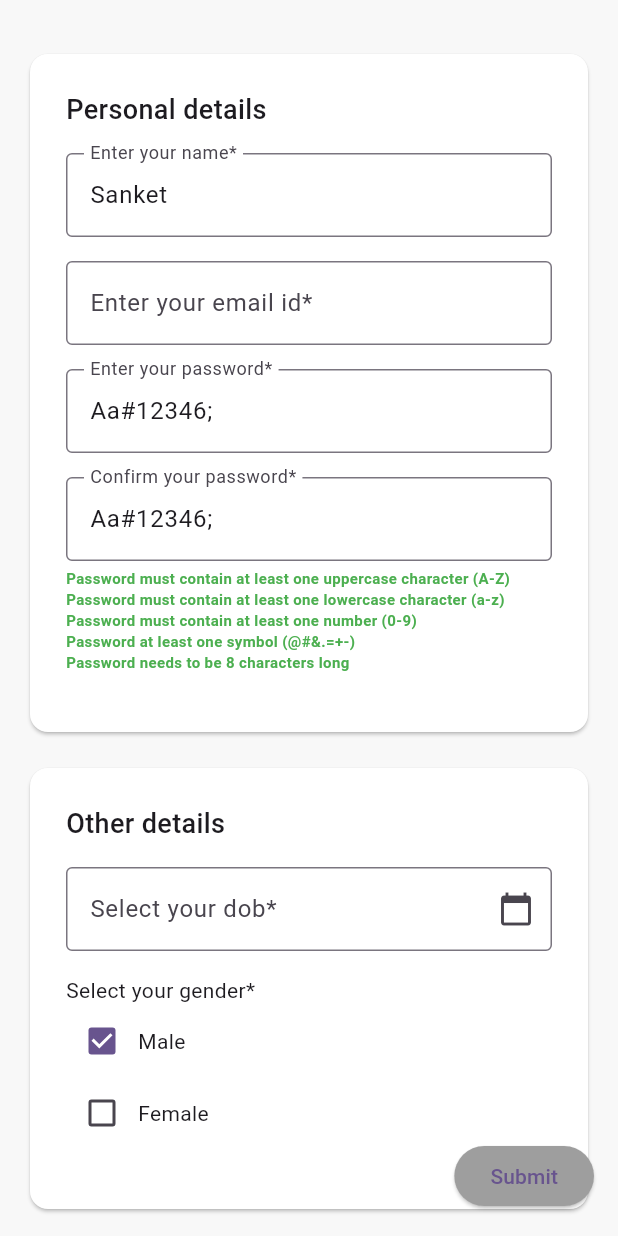
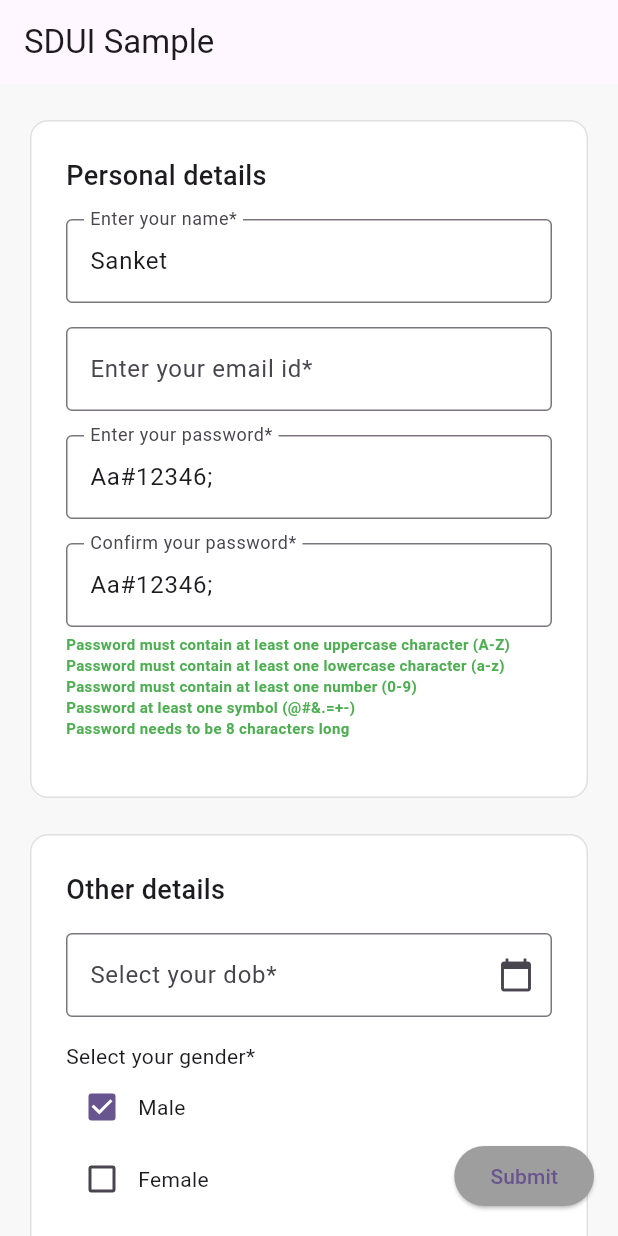
Before and after one commit to dev-naiksan/sdui-sample-flutter, a Flutter app: the screen it shows after launch, on a phone screen of 412 x 824 dp. Run offline on Flutter 3.47's test engine with Material 3 defaults, Android fonts, the phone set to English and light mode, and no system bars; our stand-ins replace another_flushbar, flutter_highlight.

Commit message:
UI changes

```diff
--- a/lib/form/form_notifier.dart
+++ b/lib/form/form_notifier.dart
@@ -57,35 +57,22 @@ class FormNotifier extends ChangeNotifier {
     if (model != null && model.error != null) {
       final error = _validateField(model, notification.value);
       model.setError(error);
-      notifyListeners();
     }
-    switch (notification) {
-      case TextFieldWidgetNotification():
-        _values[notification.key] = notification.value;
-
-      case DateFieldWidgetNotification():
-        _values[notification.key] = notification.value;
-
-      case PasswordConfirmationNotification():
-        _values[notification.key] = notification.value;
-
-      case SelectionWidgetNotification():
-        _values[notification.key] = notification.value;
-    }
+    _values[notification.key] = notification.value;
     _checkButtonState();
     notifyListeners();
     return true;
   }
 
   Map<String, String> getRequestMap() {
-    final Map<String, String> _map = {};
+    final Map<String, String> reqMap = {};
     _values.forEach((key, value) {
       final field = _modelsMap[key];
       if (field != null && !field.isDisplayField) {
-        _map[field.key] = value.raw;
+        reqMap[field.key] = value.raw;
       }
     });
-    return _map;
+    return reqMap;
   }
 
   Future<Result<Map<String, String>>> submit() async {
--- a/lib/form/form_screen.dart
+++ b/lib/form/form_screen.dart
@@ -11,6 +11,7 @@ import 'package:sdui_flutter_sample/widgets/mapper_widget.dart';
 
 import '../models/notifications.dart';
 import '../models/widget_model.dart';
+import '../widgets/app_card.dart';
 
 class FormScreen extends StatelessWidget {
   const FormScreen({super.key});
@@ -21,6 +22,9 @@ class FormScreen extends StatelessWidget {
       builder: (context, notifier, child) {
         return Scaffold(
           backgroundColor: const Color(0xFFF8F8F8),
+          appBar: AppBar(
+            title: const Text('SDUI Sample'),
+          ),
           body: Builder(
             builder: (context) {
               if (notifier.loading) {
@@ -32,12 +36,7 @@ class FormScreen extends StatelessWidget {
                 },
                 child: ListView(
                   controller: notifier.scrollController,
-                  padding: EdgeInsets.fromLTRB(
-                    16,
-                    MediaQuery.of(context).viewPadding.top + 24,
-                    16,
-                    100,
-                  ),
+                  padding: const EdgeInsets.fromLTRB(16, 12, 16, 100),
                   children: notifier.groups.map((list) {
                     return FieldGroupCard(list: list, values: notifier.values);
                   }).toList(),
@@ -123,9 +122,7 @@ class FieldGroupCard extends StatelessWidget {
   Widget build(BuildContext context) {
     return Padding(
       padding: const EdgeInsets.symmetric(vertical: 8.0),
-      child: Card(
-        color: Colors.white,
-        surfaceTintColor: Colors.white,
+      child: AppCard(
         child: Padding(
           padding: const EdgeInsets.all(24.0),
           child: Column(
--- /dev/null
+++ b/lib/widgets/app_card.dart
@@ -0,0 +1,21 @@
+import 'package:flutter/material.dart';
+
+class AppCard extends StatelessWidget {
+  final Widget child;
+
+  const AppCard({super.key, required this.child});
+
+  @override
+  Widget build(BuildContext context) {
+    return Card(
+      color: Colors.white,
+      surfaceTintColor: Colors.white,
+      shape: RoundedRectangleBorder(
+        borderRadius: BorderRadius.circular(12.0),
+        side: const BorderSide(width: 1, color: Colors.black12),
+      ),
+      elevation: 0,
+      child: child,
+    );
+  }
+}
--- a/lib/widgets/password_confirmaton_field_widget.dart
+++ b/lib/widgets/password_confirmaton_field_widget.dart
@@ -75,16 +75,26 @@ class _PasswordConfirmationWidgetState
           },
         ),
         const SizedBox(height: 4),
-        _buildPasswordHint(PasswordValidator.msgAtLeastOneUpCase,
-            PasswordValidator.hasAtLeastOneUpCase(_controller1.text)),
-        _buildPasswordHint(PasswordValidator.msgAtLeastOneLoCase,
-            PasswordValidator.hasAtLeastOneLoCase(_controller1.text)),
-        _buildPasswordHint(PasswordValidator.msgAtLeastOneNumber,
-            PasswordValidator.hasAtLeastOneNumber(_controller1.text)),
-        _buildPasswordHint(PasswordValidator.msgAtLeastOneSymbol,
-            PasswordValidator.hasAtLeastOneSymbol(_controller1.text)),
-        _buildPasswordHint(PasswordValidator.msgValidLength,
-            PasswordValidator.hasValidLength(_controller1.text)),
+        _buildPasswordHint(
+          PasswordValidator.msgAtLeastOneUpCase,
+          PasswordValidator.hasAtLeastOneUpCase(_controller2.text),
+        ),
+        _buildPasswordHint(
+          PasswordValidator.msgAtLeastOneLoCase,
+          PasswordValidator.hasAtLeastOneLoCase(_controller2.text),
+        ),
+        _buildPasswordHint(
+          PasswordValidator.msgAtLeastOneNumber,
+          PasswordValidator.hasAtLeastOneNumber(_controller2.text),
+        ),
+        _buildPasswordHint(
+          PasswordValidator.msgAtLeastOneSymbol,
+          PasswordValidator.hasAtLeastOneSymbol(_controller2.text),
+        ),
+        _buildPasswordHint(
+          PasswordValidator.msgValidLength,
+          PasswordValidator.hasValidLength(_controller2.text),
+        ),
       ],
     );
   }
```
